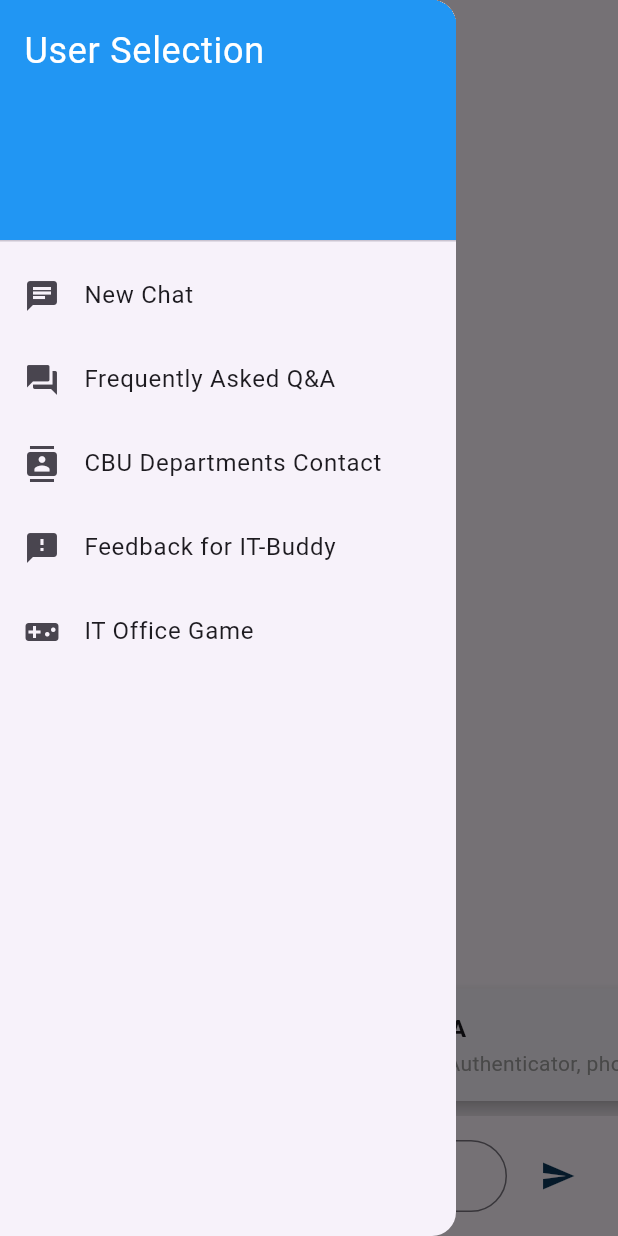
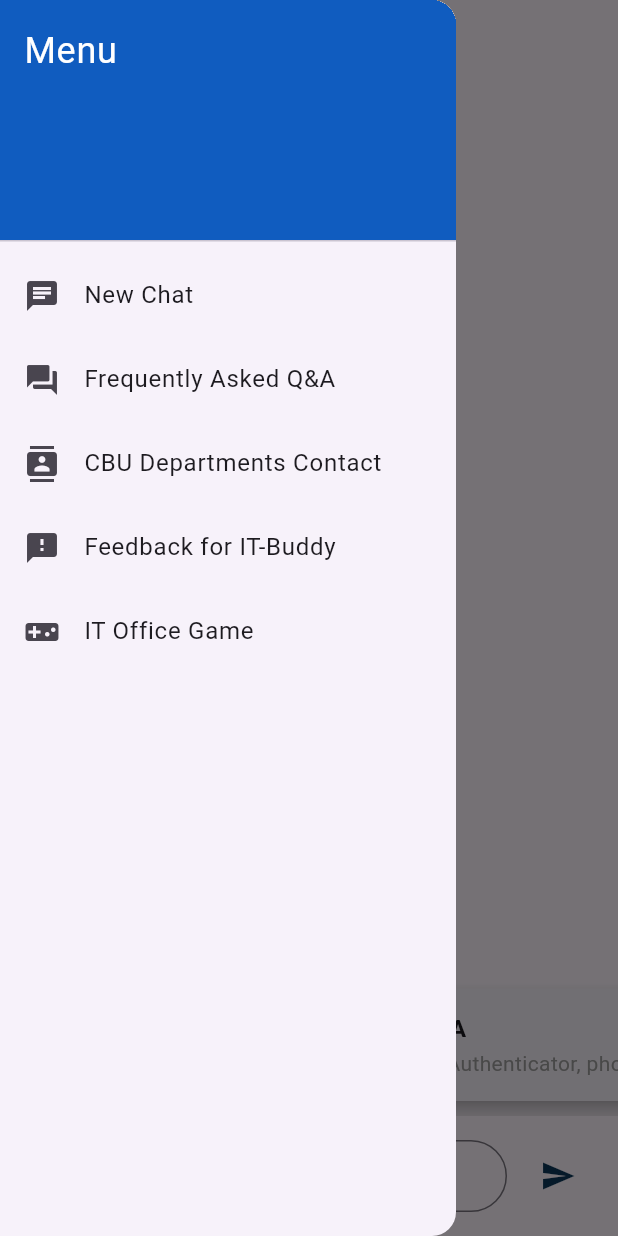
Before and after one commit to CBU-IT-Buddy/CBU_IT_Buddy, a Flutter app: the screen it shows after launch, with the side drawer open, on a phone screen of 412 x 824 dp. Run offline on Flutter 3.47's test engine with Material 3 defaults, Android fonts, the phone set to English and light mode, and no system bars; our stand-ins replace cloud_firestore, firebase_core; accounts and stored records are empty.

Commit message:
Some UI Changes
Colors

```diff
--- a/cbu_it_buddy/lib/main.dart
+++ b/cbu_it_buddy/lib/main.dart
@@ -67,10 +67,14 @@
           children: <Widget>[
             const DrawerHeader(
               decoration: BoxDecoration(
-                color: Colors.blue,
-              ),
+                  color: Color.fromARGB(
+                255,
+                16,
+                92,
+                191,
+              )),
               child: Text(
-                'User Selection',
+                'Menu',
                 style: TextStyle(color: Colors.white, fontSize: 24),
               ),
             ),
```
